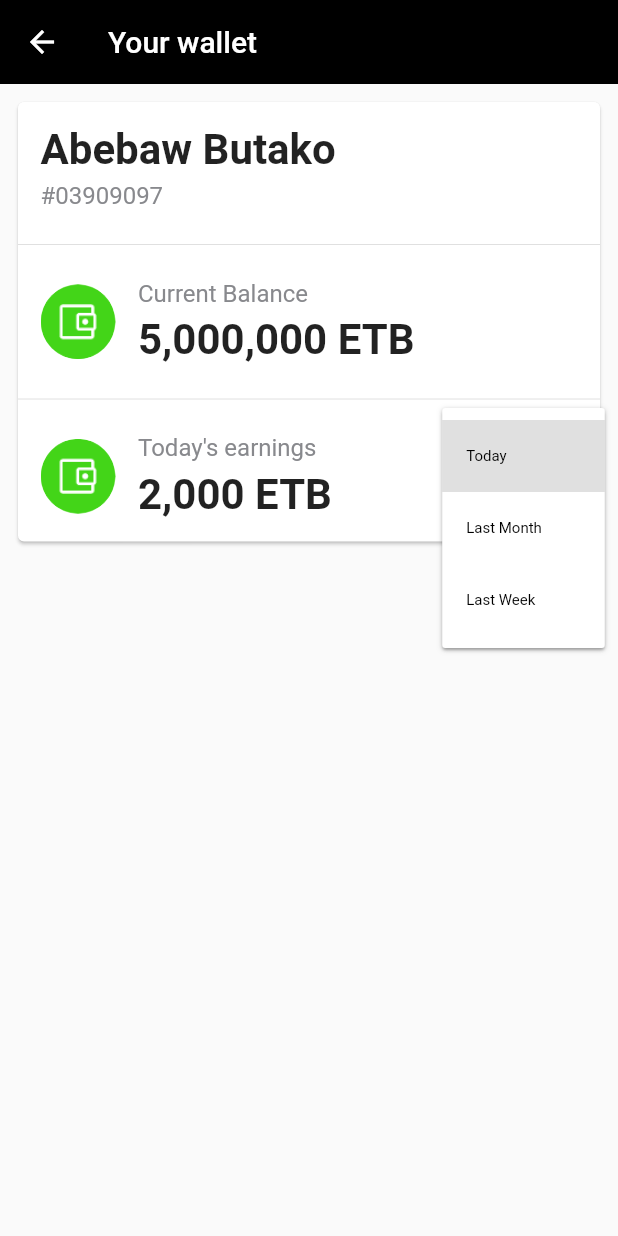
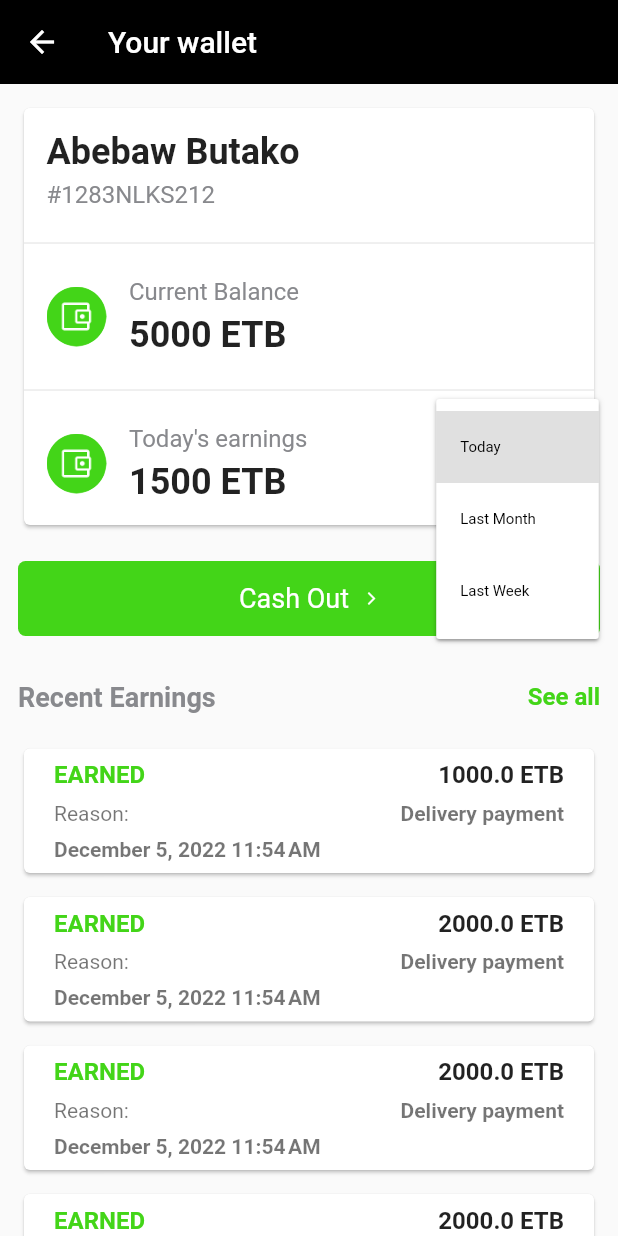
Before and after one commit to Haileman11/lastmile_delivery, a Flutter app: the WalletPageView screen opened by its route, after a tap on "Today", on a phone screen of 412 x 824 dp. Run offline on Flutter 3.47's test engine with Material 2 defaults, Android fonts, the phone set to English and light mode, and no system bars; our stand-ins replace bloc, country_code_picker, dartz, dio, dotted_line, equatable and 15 more; missing offline and left inert: flutter_background_service, flutter_polyline_points, geolocator_platform_interface; accounts and stored records are empty; network calls fail; Roboto replaces fonts that are missing (Raleway).

Commit message:
<feat>: DN-384 implemented feature and UI components - added wallet_repository.dart, wallet_api_service.dart and wallet_info_bloc.dart classes - added bloc builders to relevant places and handled state management

```diff
--- a/lib/main.dart
+++ b/lib/main.dart
@@ -37,6 +37,7 @@ import 'package:lastmile_mobile/src/presentation/views/reset_password_page/widge
 import 'package:lastmile_mobile/src/presentation/views/signing_in_page/signing_in_page.dart';
 import 'package:lastmile_mobile/src/presentation/views/splash_page/splash_page_view.dart';
 import 'package:lastmile_mobile/src/presentation/views/waiting_for_driver_page/waiting_for_driver_page.dart';
+import 'package:lastmile_mobile/src/presentation/views/wallet_page/bloc/blocs/wallet_info/wallet_info_bloc.dart';
 import 'package:lastmile_mobile/src/presentation/views/wallet_page/wallet_page_view.dart';
 
 import 'src/core/utils/scroll_behaviour.dart';
@@ -47,9 +48,9 @@ import 'src/presentation/views/home_page/blocs/order_cancellation/order_cancella
 import 'src/presentation/views/home_page/blocs/task/task_bloc.dart';
 import 'src/presentation/views/order_history/blocs/order_history/order_history_bloc.dart';
 import 'src/presentation/views/registration_page/bloc/cubits/image_pick_cubit.dart';
-import 'src/presentation/views/wallet_page/blocs/cubits/date_filter/date_filter_cubit.dart';
 import 'src/presentation/views/transaction_history/bloc/transaction_history_bloc.dart';
 import 'src/presentation/views/transaction_history/pages/transaction_history_page.dart';
+import 'src/presentation/views/wallet_page/bloc/cubits/date_filter/date_filter_cubit.dart';
 
 Future<void> main() async {
   WidgetsBinding binding = WidgetsFlutterBinding.ensureInitialized();
@@ -132,9 +133,16 @@ class LastMile extends StatelessWidget {
             AppRoutes.splashScreenRoute: (context) => const SplashPageView(),
             AppRoutes.menuPageRoute: (context) => const MenuPage(),
             AppRoutes.profilePageRoute: (context) => const ProfilePageView(),
-            AppRoutes.walletPageRoute: (context) =>
-                BlocProvider<DateFilterCubit>(
-                  create: (context) => DateFilterCubit(),
+            AppRoutes.walletPageRoute: (context) => MultiBlocProvider(
+                  providers: [
+                    BlocProvider<DateFilterCubit>(
+                      create: (context) => DateFilterCubit(),
+                    ),
+                    BlocProvider<WalletInfoBloc>(
+                      create: (context) =>
+                          injector()..add(const GetWalletInfo()),
+                    ),
+                  ],
                   child: const WalletPageView(),
                 ),
             AppRoutes.resetPasswordPageRoute: (context) =>
--- a/lib/src/core/utils/enums.dart
+++ b/lib/src/core/utils/enums.dart
@@ -51,7 +51,8 @@ enum TaskType {
 
 enum TransactionType {
   withdrawal,
-  deposit;
+  deposit,
+  earned;
 
   String toMap() => name;
   static TransactionType fromMap(String json) => values.byName(json);
--- a/lib/src/data/datasources/local/mock_data.dart
+++ b/lib/src/data/datasources/local/mock_data.dart
@@ -166,3 +166,38 @@ List<OrderModel> mockOrders = [
     },
   }),
 ];
+
+const transactions = [
+  {
+    'id': '1',
+    'transactionType': 'earned',
+    'amount': 1000.00,
+    'from': 'Boss burger',
+    'to': 'Abebe',
+    'createdAt': '2022-12-05T11:54:42+00:00'
+  },
+  {
+    'id': '2',
+    'transactionType': 'earned',
+    'amount': 2000.00,
+    'from': 'Nunya',
+    'to': 'Business',
+    'createdAt': '2022-12-05T11:54:42+00:00'
+  },
+  {
+    'id': '3',
+    'transactionType': 'earned',
+    'amount': 2000.00,
+    'from': 'Mischievous',
+    'to': 'Deceitful',
+    'createdAt': '2022-12-05T11:54:42+00:00'
+  },
+  {
+    'id': '4',
+    'transactionType': 'earned',
+    'amount': 2000.00,
+    'from': 'Chicanerous',
+    'to': 'Deplorable',
+    'createdAt': '2022-12-05T11:54:42+00:00'
+  },
+];
--- a/lib/src/data/datasources/remote/transaction_history_datasource.dart
+++ b/lib/src/data/datasources/remote/transaction_history_datasource.dart
@@ -1,4 +1,5 @@
 import 'package:dio/dio.dart';
+import 'package:lastmile_mobile/src/data/datasources/local/mock_data.dart';
 import 'package:lastmile_mobile/src/data/models/transaction.dart';
 
 abstract class TransactionHistoryDatasource {
@@ -16,14 +17,3 @@ class TransactionHistoryDatasourceImpl implements TransactionHistoryDatasource {
         .toList();
   }
 }
-
-const transactions = [
-  {
-    'id': '1',
-    'transactionType': 'deposit',
-    'amount': 1000.00,
-    'from': 'Boss burger',
-    'to': 'Abebe ',
-    'createdAt': '2022-12-05T11:54:42+00:00'
-  }
-];
--- /dev/null
+++ b/lib/src/data/datasources/remote/wallet_api_service.dart
@@ -0,0 +1,32 @@
+import 'package:dio/dio.dart';
+import 'package:lastmile_mobile/src/data/datasources/local/mock_data.dart';
+import 'package:lastmile_mobile/src/data/models/transaction.dart';
+import 'package:lastmile_mobile/src/data/models/wallet.dart';
+
+abstract class WalletApiService {
+  Future<WalletModel> getWalletInfo();
+}
+
+class WalletApiServiceImpl implements WalletApiService {
+  final Dio _dio;
+
+  const WalletApiServiceImpl(this._dio);
+
+  @override
+  Future<WalletModel> getWalletInfo() async {
+    // try {
+    //   final result = await _dio.get('/path');
+    //   return WalletModel.fromJson(result.data);
+    // } on DioError catch(e) {
+    //   throw ServerFailure();
+    // }
+    return WalletModel(
+      id: '1283NLKS212',
+      currentBalance: '5000',
+      filteredBalance: '1500',
+      recentTransactions: transactions
+          .map<TransactionModel>((json) => TransactionModel.fromMap(json))
+          .toList(),
+    );
+  }
+}
--- /dev/null
+++ b/lib/src/data/models/wallet.dart
@@ -0,0 +1,38 @@
+import 'package:equatable/equatable.dart';
+import 'package:intl/intl.dart';
+import 'package:lastmile_mobile/src/data/models/transaction.dart';
+
+class WalletModel extends Equatable {
+  final String id;
+  final String currentBalance;
+  final String filteredBalance;
+  final List<TransactionModel> recentTransactions;
+
+  const WalletModel({
+    required this.id,
+    required this.currentBalance,
+    required this.filteredBalance,
+    required this.recentTransactions,
+  });
+
+  factory WalletModel.fromJson(Map<String, dynamic> json) {
+    final numberFormat = NumberFormat('#,###');
+    return WalletModel(
+      id: json['id'] as String,
+      currentBalance: numberFormat.format(json['current_balance']),
+      filteredBalance: numberFormat.format(json['filtered_balance']),
+      recentTransactions: List<TransactionModel>.from(
+        (json['recent_transactions']).map(
+          (e) => e as String,
+        ),
+      ),
+    );
+  }
+
+  @override
+  List<Object?> get props => [
+        id,
+        currentBalance,
+        filteredBalance,
+      ];
+}
--- /dev/null
+++ b/lib/src/data/repositories/wallet_repo_impl.dart
@@ -0,0 +1,22 @@
+import 'package:dartz/dartz.dart';
+import 'package:dio/dio.dart';
+import 'package:lastmile_mobile/src/core/resources/failure.dart';
+import 'package:lastmile_mobile/src/data/datasources/remote/wallet_api_service.dart';
+import 'package:lastmile_mobile/src/data/models/wallet.dart';
+import 'package:lastmile_mobile/src/domain/repositories/wallet_repository.dart';
+
+class WalletRepositoryImpl implements WalletRepository {
+  final WalletApiService _walletApiService;
+
+  const WalletRepositoryImpl(this._walletApiService);
+
+  @override
+  Future<Either<Failure, WalletModel>> getWalletInfo() async {
+    try {
+      final result = await _walletApiService.getWalletInfo();
+      return Right(result);
+    } on DioError catch (e) {
+      return Left(ServerFailure());
+    }
+  }
+}
--- /dev/null
+++ b/lib/src/domain/repositories/wallet_repository.dart
@@ -0,0 +1,7 @@
+import 'package:dartz/dartz.dart';
+import 'package:lastmile_mobile/src/core/resources/failure.dart';
+import 'package:lastmile_mobile/src/data/models/wallet.dart';
+
+abstract class WalletRepository {
+  Future<Either<Failure, WalletModel>> getWalletInfo();
+}
--- a/lib/src/injector.dart
+++ b/lib/src/injector.dart
@@ -5,18 +5,21 @@ import 'package:lastmile_mobile/src/data/datasources/remote/auth_api_service.dar
 import 'package:lastmile_mobile/src/data/datasources/remote/image_upload_api_service.dart';
 import 'package:lastmile_mobile/src/data/datasources/remote/order_history_api_service.dart';
 import 'package:lastmile_mobile/src/data/datasources/remote/transaction_history_datasource.dart';
+import 'package:lastmile_mobile/src/data/datasources/remote/wallet_api_service.dart';
 import 'package:lastmile_mobile/src/data/repositories/app_hive_repository.dart';
 import 'package:lastmile_mobile/src/data/repositories/auth_repo_impl.dart';
 import 'package:lastmile_mobile/src/data/repositories/base_location_repo_impl.dart';
 import 'package:lastmile_mobile/src/data/repositories/image_upload_repo_impl.dart';
 import 'package:lastmile_mobile/src/data/repositories/order_history_repo_impl.dart';
 import 'package:lastmile_mobile/src/data/repositories/transaction_history_repository_impl.dart';
+import 'package:lastmile_mobile/src/data/repositories/wallet_repo_impl.dart';
 import 'package:lastmile_mobile/src/domain/repositories/app_hive_repository.dart';
 import 'package:lastmile_mobile/src/domain/repositories/auth_repository.dart';
 import 'package:lastmile_mobile/src/domain/repositories/base_geolocation_repo.dart';
 import 'package:lastmile_mobile/src/domain/repositories/image_upload_repository.dart';
 import 'package:lastmile_mobile/src/domain/repositories/order_history_repo.dart';
 import 'package:lastmile_mobile/src/domain/repositories/transaction_history_repository.dart';
+import 'package:lastmile_mobile/src/domain/repositories/wallet_repository.dart';
 import 'package:lastmile_mobile/src/presentation/views/change_password_page/blocs/change_password/change_password_bloc.dart';
 import 'package:lastmile_mobile/src/presentation/views/home_page/blocs/driver_location/driver_location_bloc.dart';
 import 'package:lastmile_mobile/src/presentation/views/home_page/blocs/driver_profile/driver_profile_bloc.dart';
@@ -27,9 +30,10 @@ import 'package:lastmile_mobile/src/presentation/views/login_page/blocs/login/lo
 import 'package:lastmile_mobile/src/presentation/views/registration_page/bloc/blocs/image_upload/image_upload_bloc.dart';
 import 'package:lastmile_mobile/src/presentation/views/registration_page/bloc/blocs/register/register_bloc.dart';
 import 'package:lastmile_mobile/src/presentation/views/registration_page/bloc/blocs/verify_phone/verify_phone_bloc.dart';
-import 'package:lastmile_mobile/src/presentation/views/transaction_history/bloc/transaction_history_bloc.dart';
 import 'package:lastmile_mobile/src/presentation/views/reset_password_page/blocs/reset_password/reset_password_bloc.dart';
 import 'package:lastmile_mobile/src/presentation/views/reset_password_page/blocs/send_reset_link/send_reset_link_bloc.dart';
+import 'package:lastmile_mobile/src/presentation/views/transaction_history/bloc/transaction_history_bloc.dart';
+import 'package:lastmile_mobile/src/presentation/views/wallet_page/bloc/blocs/wallet_info/wallet_info_bloc.dart';
 import 'package:socket_io_client/socket_io_client.dart';
 
 import 'data/datasources/local/app_hive_service.dart';
@@ -66,6 +70,7 @@ Future<void> initializeDependencies() async {
     ..registerSingleton<AuthApiService>(AuthApiServiceImpl(injector()))
     ..registerSingleton<TransactionHistoryDatasource>(
         TransactionHistoryDatasourceImpl(injector()))
+    ..registerSingleton<WalletApiService>(WalletApiServiceImpl(injector()))
 
     /// REPOSITORIES
 
@@ -77,6 +82,7 @@ Future<void> initializeDependencies() async {
     ..registerSingleton<AuthRepository>(AuthRepoImpl(injector()))
     ..registerSingleton<TransactionHistoryRepository>(
         TransactionHistoryRepositoryImpl(injector()))
+    ..registerSingleton<WalletRepository>(WalletRepositoryImpl(injector()))
 
     /// BLOCS
     ..registerFactory<TaskBloc>(() => TaskBloc(injector()))
@@ -100,5 +106,6 @@ Future<void> initializeDependencies() async {
         () => TransactionHistoryBloc(injector()))
     ..registerFactory<ChangePasswordBloc>(() => ChangePasswordBloc(injector()))
     ..registerFactory<SendResetLinkBloc>(() => SendResetLinkBloc(injector()))
-    ..registerFactory<ResetPasswordBloc>(() => ResetPasswordBloc(injector()));
+    ..registerFactory<ResetPasswordBloc>(() => ResetPasswordBloc(injector()))
+    ..registerFactory<WalletInfoBloc>(() => WalletInfoBloc(injector()));
 }
--- /dev/null
+++ b/lib/src/presentation/views/wallet_page/bloc/blocs/wallet_info/wallet_info_bloc.dart
@@ -0,0 +1,21 @@
+import 'package:bloc/bloc.dart';
+import 'package:equatable/equatable.dart';
+import 'package:lastmile_mobile/src/data/models/wallet.dart';
+import 'package:lastmile_mobile/src/domain/repositories/wallet_repository.dart';
+
+part 'wallet_info_event.dart';
+part 'wallet_info_state.dart';
+
+class WalletInfoBloc extends Bloc<WalletInfoEvent, WalletInfoState> {
+  final WalletRepository _walletRepository;
+
+  WalletInfoBloc(this._walletRepository) : super(const WalletInfoInitial()) {
+    on<GetWalletInfo>((event, emit) async {
+      emit(const WalletInfoLoading());
+      final result = await _walletRepository.getWalletInfo();
+      result.fold(
+          (l) => emit(const WalletInfoError('Something went wrong, try again')),
+          (r) => emit(WalletInfoDone(r)));
+    });
+  }
+}
--- /dev/null
+++ b/lib/src/presentation/views/wallet_page/bloc/blocs/wallet_info/wallet_info_event.dart
@@ -0,0 +1,11 @@
+part of 'wallet_info_bloc.dart';
+
+abstract class WalletInfoEvent extends Equatable {
+  const WalletInfoEvent();
+  @override
+  List<Object> get props => [];
+}
+
+class GetWalletInfo extends WalletInfoEvent {
+  const GetWalletInfo();
+}
--- /dev/null
+++ b/lib/src/presentation/views/wallet_page/bloc/blocs/wallet_info/wallet_info_state.dart
@@ -0,0 +1,25 @@
+part of 'wallet_info_bloc.dart';
+
+abstract class WalletInfoState extends Equatable {
+  const WalletInfoState();
+  @override
+  List<Object> get props => [];
+}
+
+class WalletInfoInitial extends WalletInfoState {
+  const WalletInfoInitial();
+}
+
+class WalletInfoLoading extends WalletInfoState {
+  const WalletInfoLoading();
+}
+
+class WalletInfoDone extends WalletInfoState {
+  final WalletModel walletModel;
+  const WalletInfoDone(this.walletModel);
+}
+
+class WalletInfoError extends WalletInfoState {
+  final String errorMessage;
+  const WalletInfoError(this.errorMessage);
+}
--- a/lib/src/presentation/views/wallet_page/wallet_page_view.dart
+++ b/lib/src/presentation/views/wallet_page/wallet_page_view.dart
@@ -1,7 +1,17 @@
 import 'package:flutter/material.dart';
+import 'package:flutter_bloc/flutter_bloc.dart';
+import 'package:lastmile_mobile/src/config/routes/app_routes.dart';
 import 'package:lastmile_mobile/src/config/themes/app_themes.dart';
 import 'package:lastmile_mobile/src/core/utils/helpers.dart';
+import 'package:lastmile_mobile/src/core/utils/navigations.dart';
+import 'package:lastmile_mobile/src/data/models/wallet.dart';
+import 'package:lastmile_mobile/src/presentation/common/app_error.dart';
+import 'package:lastmile_mobile/src/presentation/common/app_loading.dart';
+import 'package:lastmile_mobile/src/presentation/common/submit_button.dart';
+import 'package:lastmile_mobile/src/presentation/views/wallet_page/bloc/blocs/wallet_info/wallet_info_bloc.dart';
 import 'package:lastmile_mobile/src/presentation/views/wallet_page/widgets/wallet_header_info.dart';
+
+import 'widgets/recent_transactions.dart';
 
 class WalletPageView extends StatelessWidget {
   const WalletPageView({Key? key}) : super(key: key);
@@ -21,13 +31,75 @@ class WalletPageView extends StatelessWidget {
         automaticallyImplyLeading: true,
         backgroundColor: AppColors.black,
       ),
-        body: Padding(
-          padding: const EdgeInsets.all(8.0),
-          child: Column(
+      body: SingleChildScrollView(
+        child: Padding(
+          padding: const EdgeInsets.all(12.0),
+          child: BlocBuilder<WalletInfoBloc, WalletInfoState>(
+            builder: (context, state) {
+              if (state is WalletInfoLoading) {
+                return const AppLoading(size: 52);
+              }
+
+              if (state is WalletInfoError) {
+                return AppError(onTap: () {
+                  BlocProvider.of<WalletInfoBloc>(context)
+                      .add(const GetWalletInfo());
+                });
+              }
+
+              if (state is WalletInfoDone) {
+                return _buildBody(state.walletModel, context);
+              }
+              return const SizedBox();
+            },
+          ),
+        ),
+      ),
+    );
+  }
+
+  _buildBody(WalletModel walletModel, BuildContext context) {
+    return Column(
+      crossAxisAlignment: CrossAxisAlignment.start,
       children: [
-              WalletHeaderInfo(),
+        WalletHeaderInfo(
+          walletId: walletModel.id,
+          currentBalance: walletModel.currentBalance,
+          filteredBalance: walletModel.filteredBalance,
+        ),
+        const SizedBox(height: 20.0),
+        AppSubmitButton(onTap: () {}, title: 'Cash Out'),
+        const SizedBox(height: 30.0),
+        Row(
+          mainAxisAlignment: MainAxisAlignment.spaceBetween,
+          children: [
+            Text(
+              'Recent Earnings',
+              style: TextStyle(
+                color: AppColors.grey,
+                fontWeight: FontWeight.w600,
+                fontSize: AppFontSizes.font_size_18,
+              ),
+            ),
+            GestureDetector(
+              onTap: () {
+                NavigationService.instance
+                    .navigateTo(AppRoutes.transactionHistoryPageRoute, context);
+              },
+              child: Text(
+                'See all',
+                style: TextStyle(
+                  color: AppColors.appGreen,
+                  fontWeight: FontWeight.w600,
+                  fontSize: AppFontSizes.font_size_16,
+                ),
+              ),
+            ),
           ],
         ),
-        ));
+        const SizedBox(height: 20.0),
+        RecentTransactions(recentTransactions: walletModel.recentTransactions),
+      ],
+    );
   }
 }
--- a/lib/src/presentation/views/wallet_page/widgets/date_filter.dart
+++ b/lib/src/presentation/views/wallet_page/widgets/date_filter.dart
@@ -2,7 +2,7 @@ import 'package:flutter/material.dart';
 import 'package:flutter_bloc/flutter_bloc.dart';
 import 'package:flutter_phosphor_icons/flutter_phosphor_icons.dart';
 import 'package:lastmile_mobile/src/config/themes/app_themes.dart';
-import 'package:lastmile_mobile/src/presentation/views/wallet_page/blocs/cubits/date_filter/date_filter_cubit.dart';
+import 'package:lastmile_mobile/src/presentation/views/wallet_page/bloc/cubits/date_filter/date_filter_cubit.dart';
 
 class DateFilter extends StatelessWidget {
   const DateFilter({Key? key}) : super(key: key);
--- /dev/null
+++ b/lib/src/presentation/views/wallet_page/widgets/recent_transactions.dart
@@ -0,0 +1,24 @@
+import 'package:flutter/material.dart';
+import 'package:lastmile_mobile/src/data/models/transaction.dart';
+import 'package:lastmile_mobile/src/presentation/views/transaction_history/widgets/transaction_list_item.dart';
+
+class RecentTransactions extends StatelessWidget {
+  const RecentTransactions({Key? key, required this.recentTransactions})
+      : super(key: key);
+
+  final List<TransactionModel> recentTransactions;
+
+  @override
+  Widget build(BuildContext context) {
+    final List<Widget> items = [];
+    for (var element in recentTransactions) {
+      items.add(Container(
+        margin: const EdgeInsets.only(bottom: 8.0),
+        child: TransactionListItem(transaction: element),
+      ));
+    }
+    return Column(
+      children: items,
+    );
+  }
+}
--- a/lib/src/presentation/views/wallet_page/widgets/wallet_header_info.dart
+++ b/lib/src/presentation/views/wallet_page/widgets/wallet_header_info.dart
@@ -1,11 +1,20 @@
 import 'package:flutter/material.dart';
 import 'package:flutter_bloc/flutter_bloc.dart';
 import 'package:lastmile_mobile/src/config/themes/app_themes.dart';
-import 'package:lastmile_mobile/src/presentation/views/wallet_page/blocs/cubits/date_filter/date_filter_cubit.dart';
+import 'package:lastmile_mobile/src/presentation/views/wallet_page/bloc/cubits/date_filter/date_filter_cubit.dart';
 import 'package:lastmile_mobile/src/presentation/views/wallet_page/widgets/date_filter.dart';
 
 class WalletHeaderInfo extends StatelessWidget {
-  const WalletHeaderInfo({Key? key}) : super(key: key);
+  const WalletHeaderInfo({
+    Key? key,
+    required this.walletId,
+    required this.currentBalance,
+    required this.filteredBalance,
+  }) : super(key: key);
+
+  final String walletId;
+  final String currentBalance;
+  final String filteredBalance;
 
   @override
   Widget build(BuildContext context) {
@@ -21,13 +30,13 @@ class WalletHeaderInfo extends StatelessWidget {
                 const Text(
                   'Abebaw Butako',
                   style: TextStyle(
-                    fontSize: AppFontSizes.font_size_28,
+                    fontSize: AppFontSizes.font_size_24,
                     fontWeight: FontWeight.w600,
                   ),
                 ),
                 const SizedBox(height: 5.0),
                 Text(
-                  '#03909097',
+                  '#$walletId',
                   style: TextStyle(
                     fontSize: AppFontSizes.font_size_16,
                     color: AppColors.grey,
@@ -39,7 +48,7 @@ class WalletHeaderInfo extends StatelessWidget {
           const Divider(),
           Padding(
             padding: const EdgeInsets.all(15.0),
-            child: _buildBalance('Current Balance', '5,000,000'),
+            child: _buildBalance('Current Balance', currentBalance),
           ),
           const Divider(),
           Padding(
@@ -51,7 +60,9 @@ class WalletHeaderInfo extends StatelessWidget {
                 BlocBuilder<DateFilterCubit, Map<String, dynamic>>(
                   builder: (context, state) {
                     return _buildBalance(
-                        '${state['label']}\'s earnings', '2,000');
+                      '${state['label']}\'s earnings',
+                      filteredBalance,
+                    );
                   },
                 ),
                 const DateFilter(),
@@ -67,8 +78,8 @@ class WalletHeaderInfo extends StatelessWidget {
     return Row(
       children: [
         Container(
-          height: 50,
-          width: 50,
+          height: 40,
+          width: 40,
           decoration: BoxDecoration(
             shape: BoxShape.circle,
             image: DecorationImage(
@@ -94,7 +105,7 @@ class WalletHeaderInfo extends StatelessWidget {
             Text(
               '$balance ETB',
               style: const TextStyle(
-                fontSize: AppFontSizes.font_size_28,
+                fontSize: AppFontSizes.font_size_24,
                 fontWeight: FontWeight.w600,
               ),
             ),
```
Also changed, not shown: lib/src/presentation/views/wallet_page/bloc/cubits/date_filter/date_filter_cubit.dart (renamed from lib/src/presentation/views/wallet_page/blocs/cubits/date_filter/date_filter_cubit.dart), 1 other file. Lines whose indentation alone changed are shown as unchanged.
